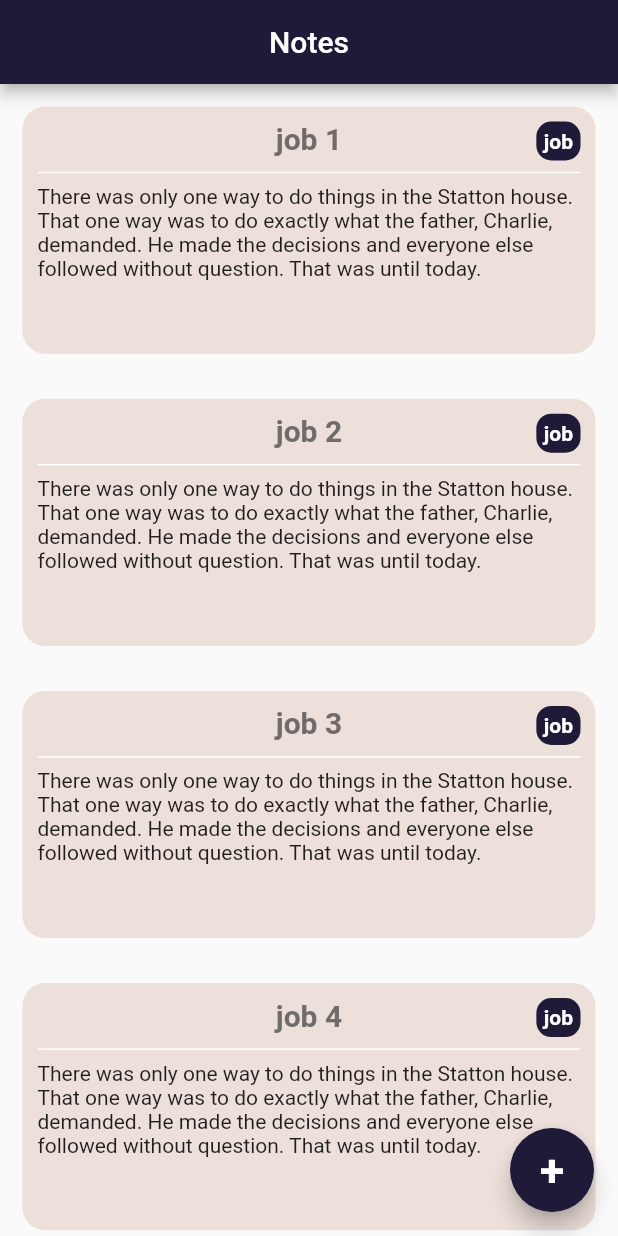
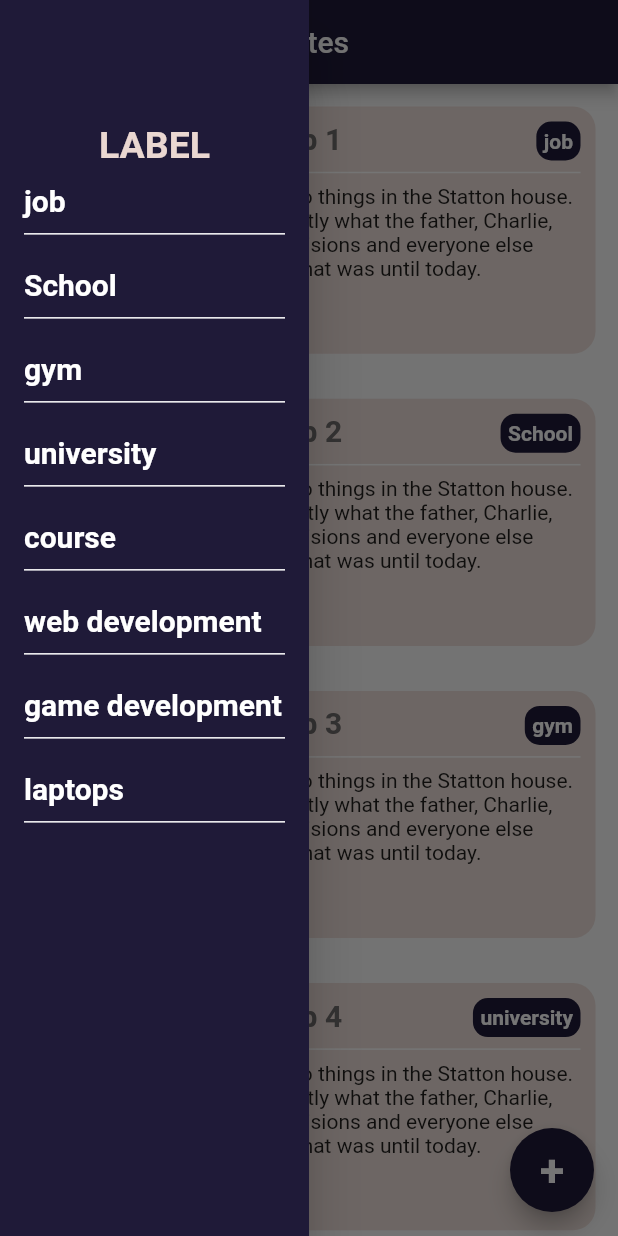
Before and after one commit to YOOUMS/NotesApp, a Flutter app: the screen it shows after launch, with the side drawer open (before the commit the screen has no drawer), on a phone screen of 412 x 824 dp. Run offline on Flutter 3.47's test engine with Material 2 defaults, Android fonts, the phone set to English and light mode, and no system bars.

Commit message:
modified the drawer widget

```diff
--- a/lib/AddNoteWidget.dart
+++ b/lib/AddNoteWidget.dart
@@ -64,7 +64,8 @@ class AddNoteWidget extends StatelessWidget {
           style: TextStyle(color: Colors.white),
         ),
       ),
-      content: Container(
+      content: Expanded(
+        child: Container(
           // height: (MediaQuery.of(context).size.height / 4) + 13,
           height: MediaQuery.of(context).size.height / 3 + 79,
           child: Column(
@@ -90,8 +91,8 @@ class AddNoteWidget extends StatelessWidget {
                     borderRadius: BorderRadius.circular(10)),
                 child: TextField(
                   textAlign: TextAlign.center,
-                decoration:
-                    InputDecoration(hintText: "Text", border: InputBorder.none),
+                  decoration: InputDecoration(
+                      hintText: "Text", border: InputBorder.none),
                 ),
               ),
               // Container(
@@ -115,6 +116,7 @@ class AddNoteWidget extends StatelessWidget {
             ],
           ),
         ),
+      ),
     );
   }
 }
--- /dev/null
+++ b/lib/DrawerWidget.dart
@@ -0,0 +1,61 @@
+import 'dart:math';
+
+import 'package:flutter/material.dart';
+import 'package:flutter/src/foundation/key.dart';
+import 'package:flutter/src/widgets/framework.dart';
+import 'package:notes/model/dummy_data.dart';
+
+class DrawerWidget extends StatelessWidget {
+  List<String>? roles;
+  DrawerWidget() {
+    this.roles = Notes.map((e) => e.role ?? "others").toList();
+  }
+  @override
+  Widget build(BuildContext context) {
+    return Drawer(
+        backgroundColor: Color.fromARGB(255, 31, 26, 56),
+        width: MediaQuery.of(context).size.width / 2,
+        child: Container(
+          margin: EdgeInsets.only(top: MediaQuery.of(context).size.height / 20),
+          child: Container(
+            margin:
+                EdgeInsets.only(top: MediaQuery.of(context).size.height / 20),
+            child: Column(
+              children: [
+                Container(
+                  child: Text(
+                    "LABEL",
+                    style: TextStyle(
+                        fontWeight: FontWeight.bold,
+                        fontSize: 25,
+                        color: Color.fromARGB(255, 234, 215, 209)),
+                  ),
+                ),
+                Expanded(
+                  child: Container(
+                    child: ListView.builder(
+                        itemCount: roles?.length,
+                        itemBuilder: (context, index) => ListTile(
+                              title: Container(
+                                padding: EdgeInsets.only(bottom: 10),
+                                decoration: BoxDecoration(
+                                    border: Border(
+                                        bottom: BorderSide(
+                                            color: Colors.white, width: 1))),
+                                child: Text(
+                                  roles?[index] ?? "other",
+                                  style: TextStyle(
+                                      fontWeight: FontWeight.bold,
+                                      fontSize: 20,
+                                      color: Colors.white),
+                                ),
+                              ),
+                            )),
+                  ),
+                ),
+              ],
+            ),
+          ),
+        ));
+  }
+}
--- a/lib/HomePage.dart
+++ b/lib/HomePage.dart
@@ -1,14 +1,21 @@
 import 'package:flutter/material.dart';
+import 'package:flutter/services.dart';
 import 'package:flutter/src/foundation/key.dart';
 import 'package:flutter/src/widgets/framework.dart';
 import 'package:notes/AddNoteWidget.dart';
+import 'package:notes/DrawerWidget.dart';
 import 'package:notes/NoteWidget.dart';
 import 'package:notes/model/dummy_data.dart';
 
 class HomePage extends StatelessWidget {
   @override
   Widget build(BuildContext context) {
+    SystemChrome.setPreferredOrientations([
+      DeviceOrientation.portraitUp,
+      DeviceOrientation.portraitDown,
+    ]);
     return Scaffold(
+        drawer: DrawerWidget(),
         floatingActionButton: FloatingActionButton(
           backgroundColor: Color.fromARGB(255, 31, 26, 56),
           onPressed: () {
--- a/lib/NoteWidget.dart
+++ b/lib/NoteWidget.dart
@@ -8,21 +8,16 @@ class NoteWidget extends StatelessWidget {
   String? title;
   String? text;
   String? role;
-  int? heightScale;
+
   NoteWidget(Note note) {
     this.title = note.title;
     this.text = note.text;
     this.role = note.role;
   }
   Widget build(BuildContext context) {
-    if (MediaQuery.of(context).orientation == Orientation.portrait)
-      heightScale = 5;
-    else {
-      heightScale = 2;
-    }
     return Container(
       width: MediaQuery.of(context).size.width,
-      height: MediaQuery.of(context).size.height / heightScale!,
+      height: MediaQuery.of(context).size.height / 5,
       margin: EdgeInsets.all(15),
       padding: EdgeInsets.all(10),
       decoration: BoxDecoration(
--- a/lib/model/dummy_data.dart
+++ b/lib/model/dummy_data.dart
@@ -11,43 +11,43 @@ List<Map<String, dynamic>> data = [
     'title': "job 2",
     'text':
         'There was only one way to do things in the Statton house. That one way was to do exactly what the father, Charlie, demanded. He made the decisions and everyone else followed without question. That was until today.',
-    'role': 'job'
+    'role': 'School'
   },
   {
     'title': "job 3",
     'text':
         'There was only one way to do things in the Statton house. That one way was to do exactly what the father, Charlie, demanded. He made the decisions and everyone else followed without question. That was until today.',
-    'role': 'job'
+    'role': 'gym'
   },
   {
     'title': "job 4",
     'text':
         'There was only one way to do things in the Statton house. That one way was to do exactly what the father, Charlie, demanded. He made the decisions and everyone else followed without question. That was until today.',
-    'role': 'job'
+    'role': 'university'
   },
   {
     'title': "job 5",
     'text':
         'There was only one way to do things in the Statton house. That one way was to do exactly what the father, Charlie, demanded. He made the decisions and everyone else followed without question. That was until today.',
-    'role': 'job'
+    'role': 'course'
   },
   {
     'title': "job 6",
     'text':
         'There was only one way to do things in the Statton house. That one way was to do exactly what the father, Charlie, demanded. He made the decisions and everyone else followed without question. That was until today.',
-    'role': 'job'
+    'role': 'web development'
   },
   {
     'title': "job 7",
     'text':
         'There was only one way to do things in the Statton house. That one way was to do exactly what the father, Charlie, demanded. He made the decisions and everyone else followed without question. That was until today.',
-    'role': 'job'
+    'role': 'game development'
   },
   {
     'title': "job 8",
     'text':
         'There was only one way to do things in the Statton house. That one way was to do exactly what the father, Charlie, demanded. He made the decisions and everyone else followed without question. That was until today.',
-    'role': 'job'
+    'role': 'laptops'
   },
 ];
 
```
Lines whose indentation alone changed are shown as unchanged.
